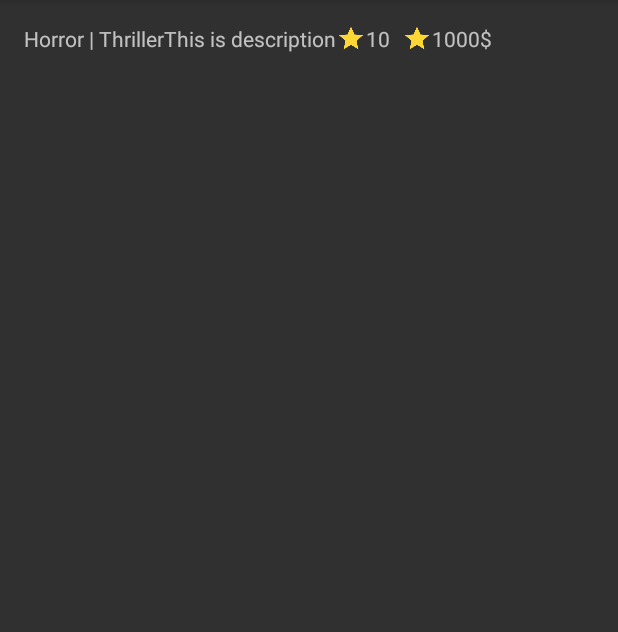
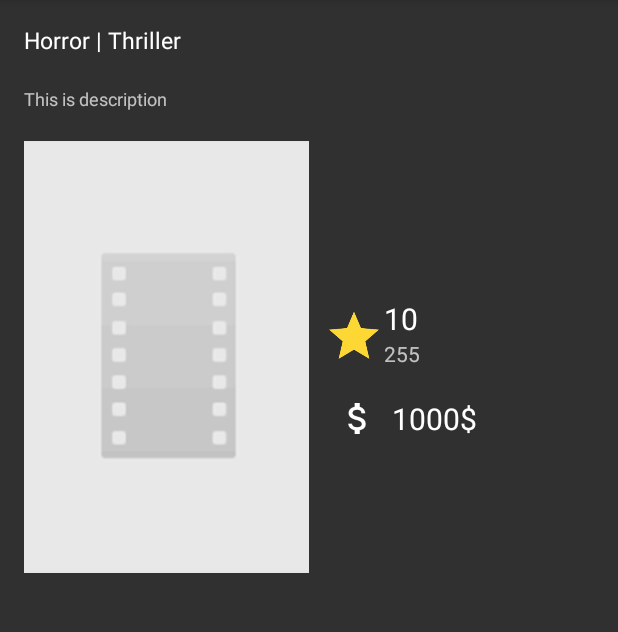
Before and after one commit to lionboom113/Flicks, an Android app: the MovieDetailActivity screen opened directly, with no data from a screen before it, on a phone screen of 412 x 824 dp, the part 84-716 px from its top. Run offline under Robolectric (Android 15) with nearby library versions, the phone set to English and light mode, and no system bars; our stand-ins replace ButterKnife, Picasso; libraries missing offline, so code that uses them is left out: jp.wasabeef.picasso; pictures from the network do not load.

Commit message:
Add some feature

```diff
--- a/app/build.gradle
+++ b/app/build.gradle
@@ -1,5 +1,5 @@
 apply plugin: 'com.android.application'
-
+apply plugin: 'android-apt'
 android {
     compileSdkVersion 24
     buildToolsVersion "24.0.1"
@@ -34,4 +34,6 @@ dependencies {
     // If you want to use the GPU Filters
     compile 'jp.co.cyberagent.android.gpuimage:gpuimage-library:1.4.1'
     compile 'com.github.johnpersano:supertoasts:2.0'
+    compile 'com.jakewharton:butterknife:8.4.0'
+    apt 'com.jakewharton:butterknife-compiler:8.4.0'
 }
--- /dev/null
+++ b/app/src/main/java/Model/MyApiEndpointInterface.java
@@ -0,0 +1,15 @@
+package Model;
+
+import retrofit2.Call;
+import retrofit2.http.GET;
+import retrofit2.http.Path;
+
+/**
+ * Created by Tuan on 2017/02/19.
+ */
+public interface MyApiEndpointInterface {
+    @GET("movie/now_playing?api_key=a07e22bc18f5cb106bfe4cc1f83ad8ed")
+    Call<ResultWrapper> getAllMovie();
+    @GET("movie/{id}?api_key=a07e22bc18f5cb106bfe4cc1f83ad8ed")
+    Call<MovieDetail> getMovieDetail(@Path("id") int id);
+}
--- a/app/src/main/java/com/d2q/demo/assignment1/MovieDetailActivity.java
+++ b/app/src/main/java/com/d2q/demo/assignment1/MovieDetailActivity.java
@@ -1,13 +1,96 @@
 package com.d2q.demo.assignment1;
 
 import android.app.Activity;
+import android.content.Intent;
+import android.content.res.Configuration;
 import android.os.Bundle;
+import android.view.View;
+import android.widget.AdapterView;
+import android.widget.ArrayAdapter;
+import android.widget.ImageView;
+import android.widget.ListView;
+import android.widget.TextView;
+
+import com.google.gson.Gson;
+import com.google.gson.GsonBuilder;
+import com.squareup.picasso.Picasso;
+
+import java.text.NumberFormat;
+import java.util.Locale;
+
+import Adapter.MovieItemAdapter;
+import Adapter.MovieItemAdapterHorizontal;
+import Model.Genre;
+import Model.Movie;
+import Model.MovieDetail;
+import Model.MyApiEndpointInterface;
+import Model.ResultWrapper;
+import butterknife.BindView;
+import butterknife.ButterKnife;
+import jp.wasabeef.picasso.transformations.RoundedCornersTransformation;
+import retrofit2.Call;
+import retrofit2.Callback;
+import retrofit2.Response;
+import retrofit2.Retrofit;
+import retrofit2.converter.gson.GsonConverterFactory;
 
 public class MovieDetailActivity extends Activity {
+    private final String API = "https://api.themoviedb.org/3/";
+    @BindView(R.id.txtDescriptionDetail)
+    TextView tvDescription;
 
+    @BindView(R.id.txtFilmRating)
+    TextView tvFilmRating;
+
+    @BindView(R.id.txtBudget)
+    TextView tvBudget;
+
+    @BindView(R.id.txtGenre)
+    TextView tvGenre;
+
+    @BindView(R.id.txtTotalVote)
+    TextView tvTotalVote;
+
+    @BindView(R.id.ivPoster)
+    ImageView ivPoster;
     @Override
     protected void onCreate(Bundle savedInstanceState) {
         super.onCreate(savedInstanceState);
         setContentView(R.layout.activity_movie_detail);
+        ButterKnife.bind(this);
+        Gson gson = new GsonBuilder()
+                .setDateFormat("yyyy-MM-dd'T'HH:mm:ssZ")
+                .create();
+//        RxJavaCallAdapterFactory rxAdapter = RxJavaCallAdapterFactory.createWithScheduler(Schedulers.io());
+        Retrofit retrofit = new Retrofit.Builder()
+                .baseUrl(API)
+                .addConverterFactory(GsonConverterFactory.create(gson))
+                .build();
+        MyApiEndpointInterface apiService =
+                retrofit.create(MyApiEndpointInterface.class);
+        Call<MovieDetail> call = apiService.getMovieDetail(getIntent().getIntExtra("movieId",0));
+        call.enqueue(new Callback<MovieDetail>() {
+            @Override
+            public void onResponse(Call<MovieDetail> call, Response<MovieDetail> response) {
+                int statusCode = response.code();
+                final MovieDetail mvDetail = response.body();
+                setTitle(mvDetail.getTitle());
+                tvBudget.setText(NumberFormat.getNumberInstance(Locale.US).format(mvDetail.getBudget()));
+                tvDescription.setText(mvDetail.getOverview());
+                tvFilmRating.setText(""+mvDetail.getVote_average());
+                tvTotalVote.setText(""+mvDetail.getVote_count());
+                StringBuilder sb = new StringBuilder("| ");
+                for (Genre genre: mvDetail.getGenres()) {
+                    sb.append(genre.getName() + " | ");
+                }
+                tvGenre.setText(sb.toString());
+                Picasso.with(getBaseContext()).load("https://image.tmdb.org/t/p/w500"+mvDetail.getPoster_path()).transform(new RoundedCornersTransformation(10, 10)).placeholder(R.drawable.poster_placeholder).into(ivPoster);
+            }
+
+            @Override
+            public void onFailure(Call<MovieDetail> call, Throwable t) {
+
+            }
+        });
     }
 }
--- a/app/src/main/res/layout/activity_movie_detail.xml
+++ b/app/src/main/res/layout/activity_movie_detail.xml
@@ -7,44 +7,60 @@
     android:paddingLeft="@dimen/activity_horizontal_margin"
     android:paddingRight="@dimen/activity_horizontal_margin"
     android:paddingTop="@dimen/activity_vertical_margin"
+    android:orientation="vertical"
     tools:context="com.d2q.demo.assignment1.MovieDetailActivity">
     <TextView
         android:layout_width="wrap_content"
         android:layout_height="wrap_content"
+        android:id="@+id/txtGenre"
+        android:textSize="15dp"
+        android:textColor="#fff"
+        android:layout_marginBottom="20dp"
         android:text="Horror | Thriller" />
     <TextView
         android:layout_width="wrap_content"
         android:layout_height="wrap_content"
+        android:textSize="12dp"
+        android:id="@+id/txtDescriptionDetail"
         android:text="This is description"/>
     <LinearLayout
-        android:layout_width="wrap_content"
+        android:layout_width="match_parent"
         android:layout_height="wrap_content"
         android:orientation="horizontal"
         android:weightSum="10">
         <ImageView
-            android:layout_width="wrap_content"
+            android:layout_width="0dp"
             android:layout_weight="5"
+            android:id="@+id/ivPoster"
+            android:src="@drawable/poster_placeholder"
             android:layout_height="wrap_content" />
         <LinearLayout
-            android:layout_width="wrap_content"
+            android:gravity="center_vertical"
+            android:layout_width="0dp"
             android:layout_weight="5"
+            android:orientation="vertical"
+            android:paddingLeft="10dp"
             android:layout_height="match_parent">
             <LinearLayout
                 android:layout_width="wrap_content"
                 android:layout_height="wrap_content"
                 android:orientation="horizontal">
                 <ImageView
-                    android:layout_width="20dp"
+                    android:layout_width="40dp"
                     android:layout_height="match_parent"
                     android:src="@drawable/star"/>
                 <LinearLayout
                     android:layout_width="wrap_content"
                     android:orientation="vertical"
+                    android:layout_marginBottom="20dp"
+                    android:paddingTop="15dp"
                     android:layout_height="wrap_content">
                     <TextView
                         android:layout_width="wrap_content"
                         android:layout_height="wrap_content"
                         android:text="10"
+                        android:textSize="20sp"
+                        android:textColor="#fff"
                         android:id="@+id/txtFilmRating"/>
                     <TextView
                         android:layout_width="wrap_content"
@@ -53,20 +69,22 @@
                         android:id="@+id/txtTotalVote"/>
                 </LinearLayout>
             </LinearLayout>
-        </LinearLayout>
             <LinearLayout
                 android:layout_width="wrap_content"
                 android:layout_height="wrap_content"
                 android:orientation="horizontal">
                 <ImageView
-                android:layout_width="20dp"
+                    android:layout_width="45dp"
                     android:layout_height="match_parent"
-                android:src="@drawable/star"/>
+                    android:src="@drawable/budget"/>
                 <TextView
                     android:layout_width="wrap_content"
                     android:layout_height="wrap_content"
                     android:text="1000$"
+                    android:textSize="20sp"
+                    android:textColor="#fff"
                     android:id="@+id/txtBudget"/>
             </LinearLayout>
         </LinearLayout>
     </LinearLayout>
+</LinearLayout>
--- a/build.gradle
+++ b/build.gradle
@@ -6,7 +6,7 @@ buildscript {
     }
     dependencies {
         classpath 'com.android.tools.build:gradle:2.1.3'
-
+        classpath 'com.neenbedankt.gradle.plugins:android-apt:1.8'
         // NOTE: Do not place your application dependencies here; they belong
         // in the individual module build.gradle files
     }
```
Also changed, not shown: app/src/main/java/Model/Movie.java (+9 -0 lines), app/src/main/java/Model/MovieDetail.java (added, +36 -0 lines), app/src/main/java/com/d2q/demo/assignment1/MainActivity.java (+3 -7 lines), app/src/main/res/layout/movie_item_adapter.xml (+13 -13 lines), app/src/main/res/drawable/budget.png (added), 1 other file. Lines whose indentation alone changed are shown as unchanged.
